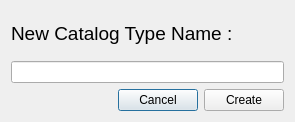
Qt form PhzQtUI/auxdir/PhzQtUI/DialogCatalogName.ui (astrorama/Phosphoros) before a commit.
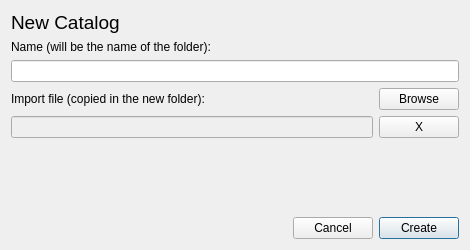
The same form after that commit.

Patch:
```diff
--- a/PhzQtUI/auxdir/PhzQtUI/DialogCatalogName.ui
+++ b/PhzQtUI/auxdir/PhzQtUI/DialogCatalogName.ui
@@ -6,8 +6,8 @@
    <rect>
     <x>0</x>
     <y>0</y>
-    <width>295</width>
-    <height>122</height>
+    <width>470</width>
+    <height>250</height>
    </rect>
   </property>
   <property name="windowTitle">
@@ -22,13 +22,82 @@
       </font>
      </property>
      <property name="text">
-      <string>New Catalog Type Name :</string>
+      <string>New Catalog </string>
+     </property>
+    </widget>
+   </item>
+   <item>
+    <widget class="QLabel" name="label">
+     <property name="text">
+      <string>Name (will be the name of the folder):</string>
      </property>
     </widget>
    </item>
    <item>
     <widget class="QLineEdit" name="txt_name"/>
    </item>
+   <item>
+    <layout class="QHBoxLayout" name="horizontalLayout_2">
+     <item>
+      <widget class="QLabel" name="label_2">
+       <property name="text">
+        <string>Import file (copied in the new folder):</string>
+       </property>
+      </widget>
+     </item>
+     <item>
+      <spacer name="horizontalSpacer">
+       <property name="orientation">
+        <enum>Qt::Horizontal</enum>
+       </property>
+       <property name="sizeHint" stdset="0">
+        <size>
+         <width>40</width>
+         <height>20</height>
+        </size>
+       </property>
+      </spacer>
+     </item>
+     <item>
+      <widget class="QPushButton" name="btn_import">
+       <property name="text">
+        <string>Browse</string>
+       </property>
+      </widget>
+     </item>
+    </layout>
+   </item>
+   <item>
+    <layout class="QHBoxLayout" name="horizontalLayout_3">
+     <item>
+      <widget class="QLineEdit" name="txt_file_name">
+       <property name="enabled">
+        <bool>false</bool>
+       </property>
+      </widget>
+     </item>
+     <item>
+      <widget class="QPushButton" name="btn_empty">
+       <property name="text">
+        <string>X</string>
+       </property>
+      </widget>
+     </item>
+    </layout>
+   </item>
+   <item>
+    <spacer name="verticalSpacer">
+     <property name="orientation">
+      <enum>Qt::Vertical</enum>
+     </property>
+     <property name="sizeHint" stdset="0">
+      <size>
+       <width>20</width>
+       <height>23</height>
+      </size>
+     </property>
+    </spacer>
+   </item>
    <item>
     <layout class="QHBoxLayout" name="horizontalLayout">
      <item>
@@ -56,6 +125,12 @@
        <property name="text">
         <string>Create</string>
        </property>
+       <property name="autoDefault">
+        <bool>false</bool>
+       </property>
+       <property name="default">
+        <bool>true</bool>
+       </property>
       </widget>
      </item>
     </layout>
```
